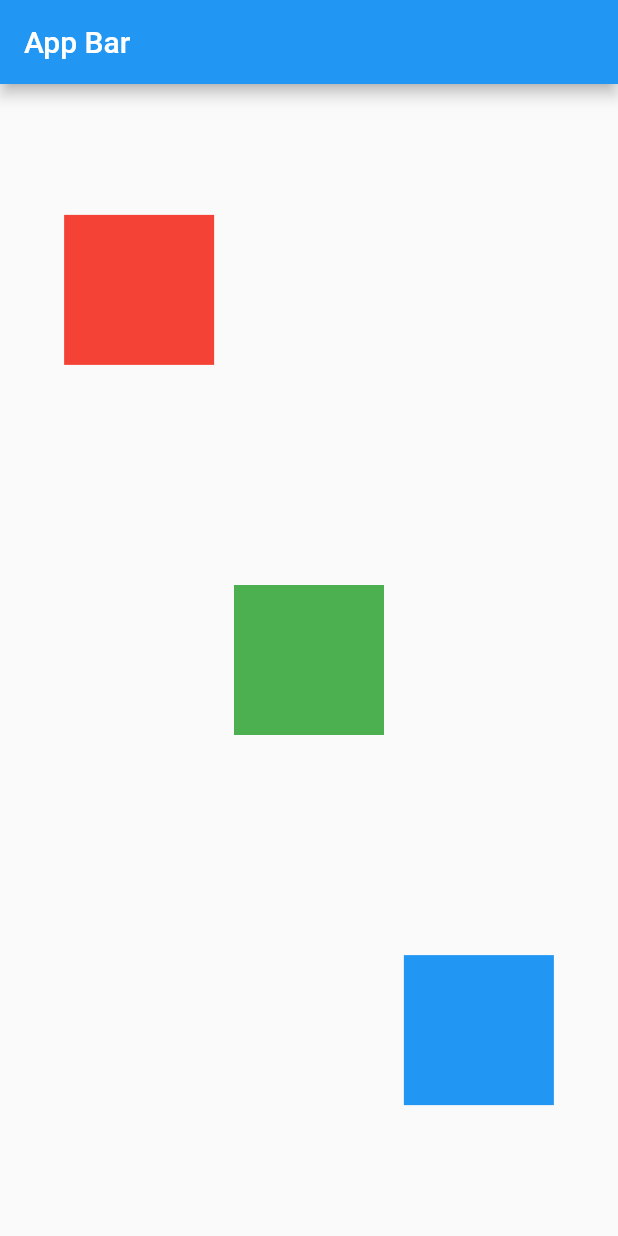
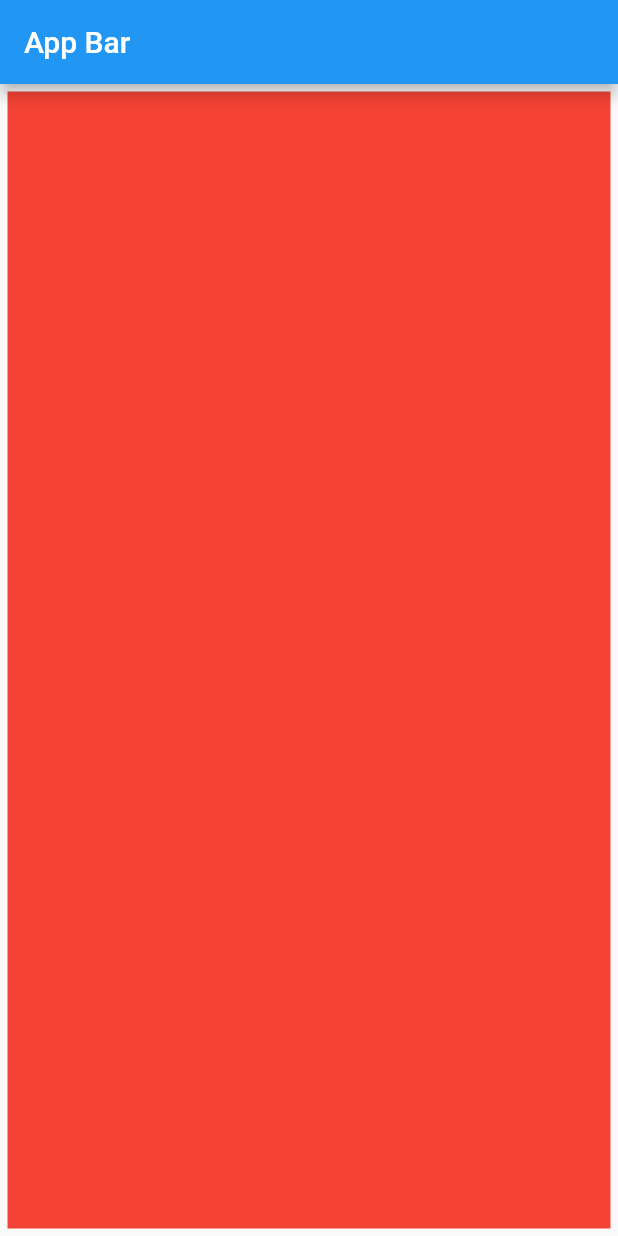
Before and after one commit to clavison/aula-flutter, a Flutter app: the screen it shows after launch, on a phone screen of 412 x 824 dp. Run offline on Flutter 3.47's test engine with Material 2 defaults, Android fonts, the light colour scheme and no system bars.

Commit message:
Orientation Builder

```diff
--- a/lib/main.dart
+++ b/lib/main.dart
@@ -27,22 +27,11 @@ class _MyAppState extends State<MyApp> {
       debugShowCheckedModeBanner: false,
       home: Scaffold(
         appBar: AppBar(title: const Text("App Bar")),
-        body: Stack(
-          children: [
-            Align(
-              alignment: const Alignment(-0.75, -0.75),
-              child: containerBuild(bgColor: Colors.red),
-            ),
-            Align(
-              alignment: const Alignment(0, 0),
-              child: containerBuild(bgColor: Colors.green),
-            ),
-            Align(
-              alignment: const Alignment(0.75, 0.75),
-              child: containerBuild(bgColor: Colors.blue),
-            ),
-          ],
-        )
+        body: OrientationBuilder(builder: (context, orientation) {
+          return orientation == Orientation.portrait
+              ? containerBuild(w: double.infinity, h: double.infinity, bgColor: Colors.red)
+              : containerBuild(w: double.infinity, h: double.infinity, bgColor: Colors.green);
+        }),
       ),
     );
   }
```
